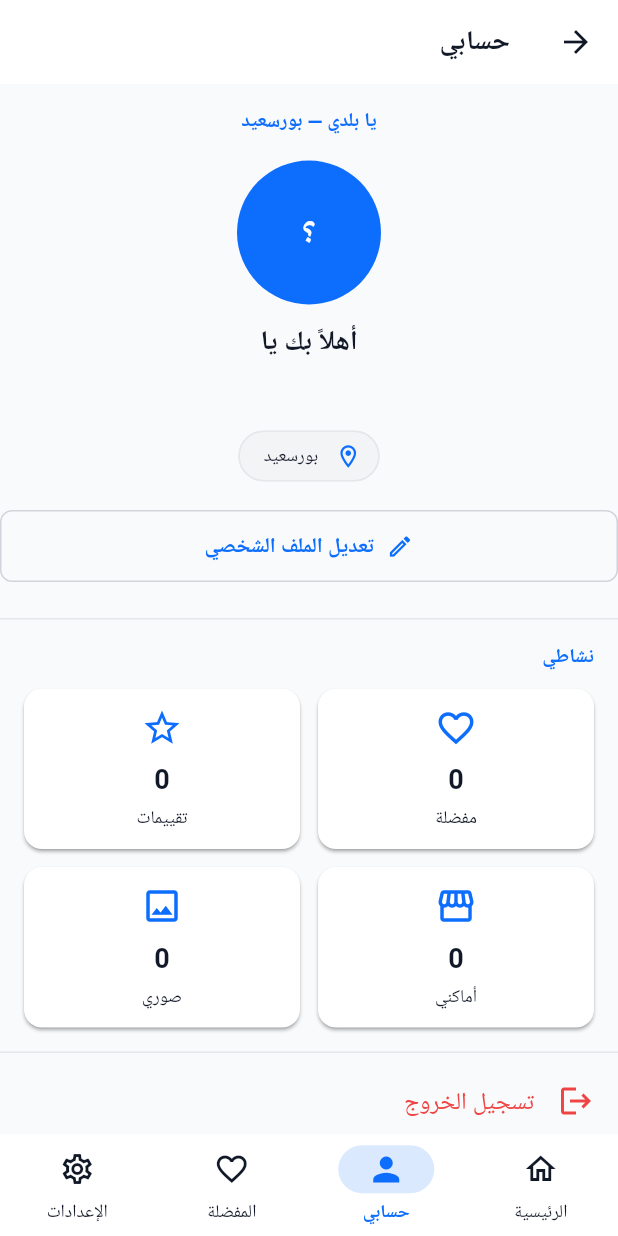
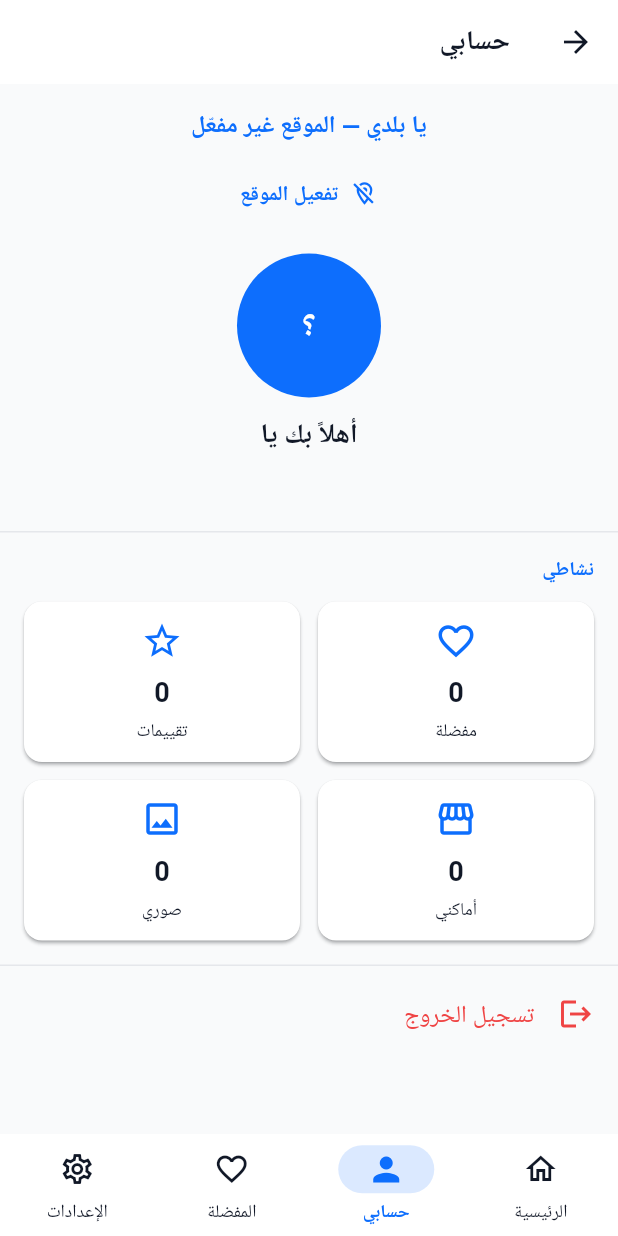
Before and after one commit to mohtorg/YaBaladi, a Flutter app: the ProfileScreen screen opened by its route, on a phone screen of 412 x 824 dp. Run offline on Flutter 3.47's test engine with Material 3 defaults, Android fonts, the phone set to English and light mode, and no system bars; our stand-ins replace cloud_firestore, firebase_auth, firebase_core, firebase_messaging, flutter_map, geolocator and 4 more; accounts and stored records are empty.

Commit message:
feat(location): GPS + 27 Egyptian governorates
- Add geolocator package (v13.0.1)
- Android: ACCESS_FINE/COARSE_LOCATION permissions
- iOS: NSLocation*UsageDescription
- New LocationService: permissions + Haversine + 27 governorates mapping
- ProfileScreen: real governorate via GPS with retry fallback
- Resolves: Note #2 (GPS)

Prepares: Note #3 (27 governorates filters)

```diff
--- a/lib/features/profile/profile_screen.dart
+++ b/lib/features/profile/profile_screen.dart
@@ -4,15 +4,11 @@ import 'package:provider/provider.dart';
 
 import '../../../core/router/route_paths.dart';
 import '../../../l10n/app_localizations.dart';
+import '../../../services/location_service.dart';
 import '../../../theme/design_tokens.dart';
 import '../../../widgets/confirm_dialog.dart';
 import '../../../widgets/ya_app_bar.dart';
 import '../auth/controllers/auth_controller.dart';
-
-/// ⚠️ مؤقتًا: المحافظة الافتراضية.
-/// عند تفعيل GPS (الملاحظة #2)، هتتجاب ديناميكيًا من موقع المستخدم.
-const String _defaultGovernorateAr = 'بورسعيد';
-const String _defaultGovernorateEn = 'Port Said';
 
 /// شاشة حسابي:
 /// - Guest → بطاقة ترقية الحساب (تسجيل دخول / إنشاء حساب)
@@ -49,9 +45,6 @@ class ProfileScreen extends StatelessWidget {
     // ═══════════════════════════════════════════════════════════
     final displayName = auth.displayName ?? '—';
     final email = auth.email ?? '—';
-    final isArabic = Localizations.localeOf(context).languageCode == 'ar';
-    final governorate =
-        isArabic ? _defaultGovernorateAr : _defaultGovernorateEn;
 
     return Scaffold(
       appBar: YaAppBar(title: l10n.profile),
@@ -60,60 +53,16 @@ class ProfileScreen extends StatelessWidget {
           vertical: YaBaladiDesignTokens.space4,
         ),
         children: [
-          // ─── العنوان الرئيسي: يا بلدي — [المحافظة] ───
-          Center(
-            child: Text(
-              isArabic
-                  ? 'يا بلدي — $governorate'
-                  : 'Ya Baladi — $governorate',
-              style: theme.textTheme.titleSmall?.copyWith(
-                color: theme.colorScheme.primary,
-                fontWeight: FontWeight.w600,
-                letterSpacing: 0.5,
-              ),
-            ),
-          ),
+          // ─── Governorate Header ───
+          const _GovernorateHeader(),
 
           const SizedBox(height: YaBaladiDesignTokens.space4),
 
-          // ─── Header (Avatar + Welcome + Email) ───
+          // ─── Profile Header ───
           _ProfileHeader(
             name: displayName,
             email: email,
             initials: _initials(displayName),
-            isArabic: isArabic,
-          ),
-
-          const SizedBox(height: YaBaladiDesignTokens.space3),
-
-          // ─── Governorate Chip ───
-          Center(
-            child: Chip(
-              avatar: Icon(
-                Icons.location_on_outlined,
-                size: 18,
-                color: theme.colorScheme.primary,
-              ),
-              label: Text(
-                isArabic ? governorate : governorate,
-              ),
-            ),
-          ),
-
-          const SizedBox(height: YaBaladiDesignTokens.space3),
-
-          // ─── Edit Profile Button ───
-          Center(
-            child: OutlinedButton.icon(
-              onPressed: () {
-                // TODO(G4): edit profile screen
-                ScaffoldMessenger.of(context).showSnackBar(
-                  const SnackBar(content: Text('قريبًا')),
-                );
-              },
-              icon: const Icon(Icons.edit_outlined, size: 18),
-              label: const Text('تعديل الملف الشخصي'),
-            ),
           ),
 
           const SizedBox(height: YaBaladiDesignTokens.space5),
@@ -171,6 +120,91 @@ class ProfileScreen extends StatelessWidget {
 }
 
 // ═══════════════════════════════════════════════════════════════
+// GOVERNORATE HEADER (stateful — بتجلب الموقع تلقائيًا)
+// ═══════════════════════════════════════════════════════════════
+
+class _GovernorateHeader extends StatefulWidget {
+  const _GovernorateHeader();
+
+  @override
+  State<_GovernorateHeader> createState() => _GovernorateHeaderState();
+}
+
+class _GovernorateHeaderState extends State<_GovernorateHeader> {
+  LocationData? _location;
+  _LocationState _state = _LocationState.loading;
+
+  @override
+  void initState() {
+    super.initState();
+    _fetchLocation();
+  }
+
+  Future<void> _fetchLocation() async {
+    setState(() => _state = _LocationState.loading);
+
+    final loc = await LocationService.getCurrentLocation();
+    if (!mounted) return;
+
+    setState(() {
+      _location = loc;
+      _state = loc == null ? _LocationState.denied : _LocationState.loaded;
+    });
+  }
+
+  @override
+  Widget build(BuildContext context) {
+    final theme = Theme.of(context);
+    final isArabic = Localizations.localeOf(context).languageCode == 'ar';
+
+    final governorate = switch (_state) {
+      _LocationState.loading => isArabic ? 'جارٍ تحديد الموقع…' : 'Locating…',
+      _LocationState.denied => isArabic ? 'الموقع غير مفعّل' : 'Location off',
+      _LocationState.loaded => isArabic
+          ? (_location?.governorateAr ?? '')
+          : (_location?.governorateEn ?? ''),
+    };
+
+    return Column(
+      children: [
+        Text(
+          isArabic ? 'يا بلدي — $governorate' : 'Ya Baladi — $governorate',
+          style: theme.textTheme.titleMedium?.copyWith(
+            color: theme.colorScheme.primary,
+            fontWeight: FontWeight.w700,
+            letterSpacing: 0.5,
+          ),
+        ),
+        const SizedBox(height: YaBaladiDesignTokens.space2),
+        if (_state == _LocationState.loading)
+          const SizedBox(
+            width: 16,
+            height: 16,
+            child: CircularProgressIndicator(strokeWidth: 2),
+          )
+        else if (_state == _LocationState.denied)
+          TextButton.icon(
+            onPressed: _fetchLocation,
+            icon: const Icon(Icons.location_off_outlined, size: 18),
+            label: Text(isArabic ? 'تفعيل الموقع' : 'Enable location'),
+          )
+        else if (_location != null)
+          Chip(
+            avatar: Icon(
+              Icons.location_on_outlined,
+              size: 18,
+              color: theme.colorScheme.primary,
+            ),
+            label: Text(governorate),
+          ),
+      ],
+    );
+  }
+}
+
+enum _LocationState { loading, loaded, denied }
+
+// ═══════════════════════════════════════════════════════════════
 // GUEST UPGRADE CARD
 // ═══════════════════════════════════════════════════════════════
 
@@ -195,8 +229,6 @@ class _GuestUpgradeCard extends StatelessWidget {
         crossAxisAlignment: CrossAxisAlignment.stretch,
         children: [
           const SizedBox(height: YaBaladiDesignTokens.space5),
-
-          // ─── Icon ───
           Center(
             child: Container(
               width: 110,
@@ -212,10 +244,7 @@ class _GuestUpgradeCard extends StatelessWidget {
               ),
             ),
           ),
-
           const SizedBox(height: YaBaladiDesignTokens.space5),
-
-          // ─── Title ───
           Text(
             isArabic ? 'أنت تتصفّح كزائر' : "You're browsing as guest",
             textAlign: TextAlign.center,
@@ -223,10 +252,7 @@ class _GuestUpgradeCard extends StatelessWidget {
               fontWeight: FontWeight.w700,
             ),
           ),
-
           const SizedBox(height: YaBaladiDesignTokens.space2),
-
-          // ─── Subtitle ───
           Text(
             isArabic
                 ? 'أنشئ حسابًا الآن لحفظ الأماكن المفضلة،\nإضافة تقييماتك، ومتابعة عروض يا بلدي.'
@@ -237,10 +263,7 @@ class _GuestUpgradeCard extends StatelessWidget {
               height: 1.5,
             ),
           ),
-
           const SizedBox(height: YaBaladiDesignTokens.space5),
-
-          // ─── Benefits Cards ───
           _BenefitRow(
             icon: Icons.favorite_border,
             label: isArabic
@@ -261,10 +284,7 @@ class _GuestUpgradeCard extends StatelessWidget {
                 ? 'احصل على عروض حصرية'
                 : 'Get exclusive offers',
           ),
-
           const SizedBox(height: YaBaladiDesignTokens.space5),
-
-          // ─── Register Button (Primary) ───
           FilledButton.icon(
             onPressed: onRegister,
             icon: const Icon(Icons.person_add_alt_1),
@@ -277,10 +297,7 @@ class _GuestUpgradeCard extends StatelessWidget {
               ),
             ),
           ),
-
           const SizedBox(height: YaBaladiDesignTokens.space3),
-
-          // ─── Login Button (Secondary) ───
           OutlinedButton.icon(
             onPressed: onLogin,
             icon: const Icon(Icons.login),
@@ -316,10 +333,7 @@ class _BenefitRow extends StatelessWidget {
           Icon(icon, size: 20, color: theme.colorScheme.primary),
           const SizedBox(width: 12),
           Expanded(
-            child: Text(
-              label,
-              style: theme.textTheme.bodyMedium,
-            ),
+            child: Text(label, style: theme.textTheme.bodyMedium),
           ),
         ],
       ),
@@ -328,7 +342,7 @@ class _BenefitRow extends StatelessWidget {
 }
 
 // ═══════════════════════════════════════════════════════════════
-// PROFILE HEADER (Avatar + Welcome + Email)
+// PROFILE HEADER
 // ═══════════════════════════════════════════════════════════════
 
 class _ProfileHeader extends StatelessWidget {
@@ -336,26 +350,22 @@ class _ProfileHeader extends StatelessWidget {
     required this.name,
     required this.email,
     required this.initials,
-    required this.isArabic,
   });
 
   final String name;
   final String email;
   final String initials;
-  final bool isArabic;
 
   @override
   Widget build(BuildContext context) {
     final theme = Theme.of(context);
+    final isArabic = Localizations.localeOf(context).languageCode == 'ar';
 
-    // "أهلاً بك يا سلمى" / "Welcome, Salma"
-    final greeting = isArabic
-        ? 'أهلاً بك يا $name'
-        : 'Welcome, $name';
+    final greeting =
+        isArabic ? 'أهلاً بك يا $name' : 'Welcome, $name';
 
     return Column(
       children: [
-        // ─── Avatar ───
         CircleAvatar(
           radius: 48,
           backgroundColor: theme.colorScheme.primaryContainer,
@@ -367,10 +377,7 @@ class _ProfileHeader extends StatelessWidget {
             ),
           ),
         ),
-
         const SizedBox(height: YaBaladiDesignTokens.space3),
-
-        // ─── Greeting (primary) ───
         Padding(
           padding: const EdgeInsets.symmetric(horizontal: 16),
           child: Text(
@@ -381,10 +388,7 @@ class _ProfileHeader extends StatelessWidget {
             ),
           ),
         ),
-
         const SizedBox(height: YaBaladiDesignTokens.space1),
-
-        // ─── Email (secondary) ───
         Text(
           email,
           style: theme.textTheme.bodyMedium?.copyWith(
@@ -474,10 +478,6 @@ class _StatsSection extends StatelessWidget {
   }
 }
 
-// ═══════════════════════════════════════════════════════════════
-// STAT CARD
-// ═══════════════════════════════════════════════════════════════
-
 class _StatCard extends StatelessWidget {
   const _StatCard({
     required this.icon,
@@ -522,7 +522,7 @@ class _StatCard extends StatelessWidget {
 }
 
 // ═══════════════════════════════════════════════════════════════
-// LOGIN REQUIRED (للمستخدمين اللي ما فتحوش كزائر)
+// LOGIN REQUIRED
 // ═══════════════════════════════════════════════════════════════
 
 class _LoginRequired extends StatelessWidget {
@@ -559,8 +559,6 @@ class _LoginRequired extends StatelessWidget {
               ),
             ),
             const SizedBox(height: YaBaladiDesignTokens.space5),
-
-            // Login (Primary)
             SizedBox(
               width: double.infinity,
               child: FilledButton(
@@ -572,8 +570,6 @@ class _LoginRequired extends StatelessWidget {
               ),
             ),
             const SizedBox(height: YaBaladiDesignTokens.space3),
-
-            // Register (Secondary)
             SizedBox(
               width: double.infinity,
               child: OutlinedButton(
--- /dev/null
+++ b/lib/services/location_service.dart
@@ -0,0 +1,154 @@
+import 'dart:math' as math;
+
+import 'package:flutter/foundation.dart';
+import 'package:geolocator/geolocator.dart';
+
+/// نتيجة تحديد الموقع.
+class LocationData {
+  const LocationData({
+    required this.latitude,
+    required this.longitude,
+    required this.governorateAr,
+    required this.governorateEn,
+  });
+
+  final double latitude;
+  final double longitude;
+  final String governorateAr;
+  final String governorateEn;
+}
+
+/// خدمة الموقع: صلاحيات + جلب الإحداثيات + تحديد المحافظة (من 27 محافظة).
+class LocationService {
+  LocationService._();
+
+  /// مراكز المحافظات المصرية الـ 27 (lat, lng) + الاسم عربي/إنجليزي.
+  static const List<_Gov> _governorates = [
+    _Gov('القاهرة', 'Cairo', 30.0444, 31.2357),
+    _Gov('الجيزة', 'Giza', 30.0131, 31.2089),
+    _Gov('الإسكندرية', 'Alexandria', 31.2001, 29.9187),
+    _Gov('الدقهلية', 'Dakahlia', 31.0409, 31.3785),
+    _Gov('البحر الأحمر', 'Red Sea', 26.0000, 33.8000),
+    _Gov('البحيرة', 'Beheira', 30.8481, 30.3436),
+    _Gov('الفيوم', 'Fayoum', 29.3084, 30.8428),
+    _Gov('الغربية', 'Gharbia', 30.8754, 31.0335),
+    _Gov('الإسماعيلية', 'Ismailia', 30.5965, 32.2715),
+    _Gov('المنوفية', 'Menoufia', 30.5972, 30.9876),
+    _Gov('المنيا', 'Minya', 28.1099, 30.7503),
+    _Gov('القليوبية', 'Qalyubia', 30.4260, 31.1897),
+    _Gov('الوادي الجديد', 'New Valley', 25.4497, 30.5455),
+    _Gov('السويس', 'Suez', 29.9668, 32.5498),
+    _Gov('أسوان', 'Aswan', 24.0889, 32.8998),
+    _Gov('أسيوط', 'Assiut', 27.1809, 31.1837),
+    _Gov('بني سويف', 'Beni Suef', 29.0661, 31.0994),
+    _Gov('بورسعيد', 'Port Said', 31.2653, 32.3019),
+    _Gov('دمياط', 'Damietta', 31.4165, 31.8133),
+    _Gov('جنوب سيناء', 'South Sinai', 28.5000, 34.0000),
+    _Gov('كفر الشيخ', 'Kafr El Sheikh', 31.1107, 30.9388),
+    _Gov('مطروح', 'Matrouh', 31.3543, 27.2373),
+    _Gov('الأقصر', 'Luxor', 25.6872, 32.6396),
+    _Gov('قنا', 'Qena', 26.1551, 32.7160),
+    _Gov('شمال سيناء', 'North Sinai', 31.1333, 33.8000),
+    _Gov('سوهاج', 'Sohag', 26.5591, 31.6957),
+    _Gov('الشرقية', 'Sharqia', 30.5877, 31.5020),
+  ];
+
+  /// يفحص إذا خدمة الموقع مفعّلة على الجهاز.
+  static Future<bool> isServiceEnabled() =>
+      Geolocator.isLocationServiceEnabled();
+
+  /// يطلب صلاحية الموقع (إذا لم تُمنح بعد).
+  /// يعيد `true` لو ممنوحة، `false` لو مرفوضة.
+  static Future<bool> requestPermission() async {
+    var perm = await Geolocator.checkPermission();
+
+    if (perm == LocationPermission.denied) {
+      perm = await Geolocator.requestPermission();
+    }
+
+    return perm == LocationPermission.always ||
+        perm == LocationPermission.whileInUse;
+  }
+
+  /// يجلب الموقع الحالي ويحدّد المحافظة.
+  /// يعيد `null` لو الخدمة معطّلة أو الصلاحية مرفوضة.
+  static Future<LocationData?> getCurrentLocation() async {
+    try {
+      // 1. تأكد إن خدمة الموقع مفعّلة
+      if (!await isServiceEnabled()) {
+        debugPrint('LocationService: services disabled');
+        return null;
+      }
+
+      // 2. اطلب الصلاحية
+      if (!await requestPermission()) {
+        debugPrint('LocationService: permission denied');
+        return null;
+      }
+
+      // 3. اجلب الموقع (API الحديث — geolocator 13.x)
+      final pos = await Geolocator.getCurrentPosition(
+        locationSettings: const LocationSettings(
+          accuracy: LocationAccuracy.medium,
+          timeLimit: Duration(seconds: 15),
+        ),
+      );
+
+      // 4. حدّد المحافظة الأقرب
+      final gov = _nearestGovernorate(pos.latitude, pos.longitude);
+
+      return LocationData(
+        latitude: pos.latitude,
+        longitude: pos.longitude,
+        governorateAr: gov.nameAr,
+        governorateEn: gov.nameEn,
+      );
+    } catch (e) {
+      debugPrint('LocationService: error $e');
+      return null;
+    }
+  }
+
+  /// يجد المحافظة الأقرب بالإحداثيات (Haversine distance).
+  static _Gov _nearestGovernorate(double lat, double lng) {
+    _Gov nearest = _governorates.first;
+    double minDist = double.infinity;
+
+    for (final gov in _governorates) {
+      final d = _haversine(lat, lng, gov.lat, gov.lng);
+      if (d < minDist) {
+        minDist = d;
+        nearest = gov;
+      }
+    }
+    return nearest;
+  }
+
+  /// المسافة بالكيلومترات بين نقطتين (Haversine).
+  static double _haversine(double lat1, double lng1, double lat2, double lng2) {
+    const R = 6371.0; // نصف قطر الأرض بالكم
+    final dLat = _rad(lat2 - lat1);
+    final dLng = _rad(lng2 - lng1);
+
+    final a = math.sin(dLat / 2) * math.sin(dLat / 2) +
+        math.cos(_rad(lat1)) *
+            math.cos(_rad(lat2)) *
+            math.sin(dLng / 2) *
+            math.sin(dLng / 2);
+
+    final c = 2 * math.atan2(math.sqrt(a), math.sqrt(1 - a));
+    return R * c;
+  }
+
+  static double _rad(double deg) => deg * math.pi / 180.0;
+}
+
+/// بيانات محافظة.
+class _Gov {
+  const _Gov(this.nameAr, this.nameEn, this.lat, this.lng);
+
+  final String nameAr;
+  final String nameEn;
+  final double lat;
+  final double lng;
+}
--- a/pubspec.yaml
+++ b/pubspec.yaml
@@ -35,6 +35,9 @@ dependencies:
   flutter_map: ^7.0.2
   latlong2: ^0.9.1
 
+  # Location (GPS + Governorate detection)
+  geolocator: ^13.0.1
+
 dev_dependencies:
   flutter_test:
     sdk: flutter
```
Also changed, not shown: pubspec.lock, 5 other files.
